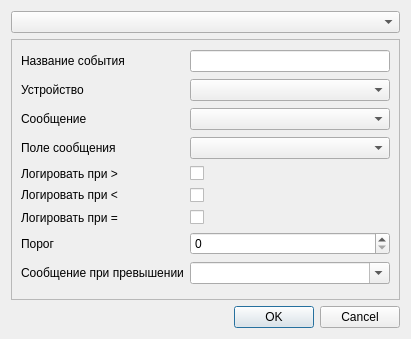
This is eventeditdialog.ui in revermun/Experiment_helper as Qt 5 draws it before an edit. The edited form follows.
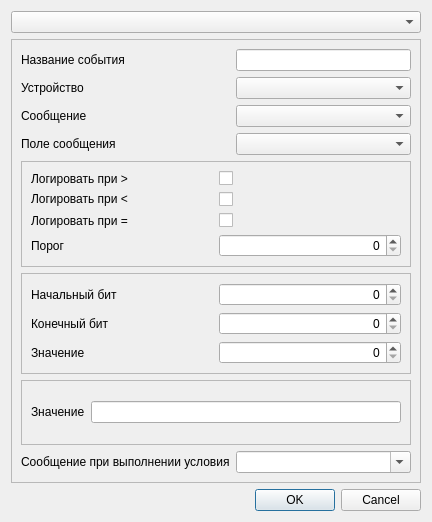
This is the edited form.

The edit to the form file:
```diff
--- a/eventeditdialog.ui
+++ b/eventeditdialog.ui
@@ -6,8 +6,8 @@
    <rect>
     <x>0</x>
     <y>0</y>
-    <width>411</width>
-    <height>339</height>
+    <width>422</width>
+    <height>522</height>
    </rect>
   </property>
   <property name="windowTitle">
@@ -55,78 +55,155 @@
       <enum>QFrame::Raised</enum>
      </property>
      <layout class="QGridLayout" name="gridLayout">
-      <item row="2" column="0">
-       <widget class="QLabel" name="label_3">
-        <property name="text">
-         <string>Сообщение</string>
-        </property>
-       </widget>
+      <item row="2" column="1">
+       <widget class="QComboBox" name="comboMessage"/>
       </item>
-      <item row="5" column="1">
-       <widget class="QCheckBox" name="checkLogIfGreater">
-        <property name="text">
-         <string/>
-        </property>
-       </widget>
-      </item>
-      <item row="5" column="0">
-       <widget class="QLabel" name="label_7">
-        <property name="text">
-         <string>Логировать при &gt;</string>
-        </property>
-       </widget>
-      </item>
-      <item row="6" column="0">
-       <widget class="QLabel" name="label_8">
-        <property name="text">
-         <string>Логировать при &lt;</string>
-        </property>
-       </widget>
-      </item>
-      <item row="0" column="0">
-       <widget class="QLabel" name="label">
-        <property name="text">
-         <string>Название события</string>
-        </property>
-       </widget>
-      </item>
-      <item row="8" column="1">
-       <widget class="QSpinBox" name="spinThreshhold"/>
-      </item>
-      <item row="9" column="0">
+      <item row="11" column="0">
        <widget class="QLabel" name="label_6">
         <property name="text">
-         <string>Сообщение при превышении</string>
-        </property>
-       </widget>
-      </item>
-      <item row="3" column="0">
-       <widget class="QLabel" name="label_4">
-        <property name="text">
-         <string>Поле сообщения</string>
+         <string>Сообщение при выполнении условия</string>
         </property>
        </widget>
       </item>
       <item row="1" column="1">
        <widget class="QComboBox" name="comboDevice"/>
       </item>
+      <item row="4" column="0" colspan="2">
+       <widget class="QFrame" name="frameInt">
+        <property name="frameShape">
+         <enum>QFrame::StyledPanel</enum>
+        </property>
+        <property name="frameShadow">
+         <enum>QFrame::Raised</enum>
+        </property>
+        <layout class="QGridLayout" name="gridLayout_2">
+         <item row="2" column="0">
+          <widget class="QLabel" name="label_9">
+           <property name="text">
+            <string>Логировать при =</string>
+           </property>
+          </widget>
+         </item>
+         <item row="2" column="1">
+          <widget class="QCheckBox" name="checkLogIfEqual">
+           <property name="text">
+            <string/>
+           </property>
+          </widget>
+         </item>
+         <item row="1" column="0">
+          <widget class="QLabel" name="label_8">
+           <property name="text">
+            <string>Логировать при &lt;</string>
+           </property>
+          </widget>
+         </item>
+         <item row="1" column="1">
+          <widget class="QCheckBox" name="checkLogIfLesser">
+           <property name="text">
+            <string/>
+           </property>
+          </widget>
+         </item>
+         <item row="0" column="0">
+          <widget class="QLabel" name="label_7">
+           <property name="text">
+            <string>Логировать при &gt;</string>
+           </property>
+          </widget>
+         </item>
+         <item row="0" column="1">
+          <widget class="QCheckBox" name="checkLogIfGreater">
+           <property name="text">
+            <string/>
+           </property>
+          </widget>
+         </item>
+         <item row="3" column="0">
+          <widget class="QLabel" name="label_5">
+           <property name="text">
+            <string>Порог</string>
+           </property>
+          </widget>
+         </item>
+         <item row="3" column="1">
+          <widget class="QSpinBox" name="spinThreshhold">
+           <property name="alignment">
+            <set>Qt::AlignRight|Qt::AlignTrailing|Qt::AlignVCenter</set>
+           </property>
+          </widget>
+         </item>
+        </layout>
+       </widget>
+      </item>
       <item row="3" column="1">
        <widget class="QComboBox" name="comboMessageField"/>
       </item>
-      <item row="2" column="1">
-       <widget class="QComboBox" name="comboMessage"/>
-      </item>
-      <item row="8" column="0">
-       <widget class="QLabel" name="label_5">
+      <item row="0" column="0">
+       <widget class="QLabel" name="label">
         <property name="text">
-         <string>Порог</string>
+         <string>Название события</string>
         </property>
        </widget>
       </item>
       <item row="0" column="1">
        <widget class="QLineEdit" name="lineName"/>
       </item>
-      <item row="9" column="1">
+      <item row="5" column="0" colspan="2">
+       <widget class="QFrame" name="frameBitmap">
+        <property name="frameShape">
+         <enum>QFrame::StyledPanel</enum>
+        </property>
+        <property name="frameShadow">
+         <enum>QFrame::Raised</enum>
+        </property>
+        <layout class="QGridLayout" name="gridLayout_3">
+         <item row="1" column="0">
+          <widget class="QLabel" name="label_11">
+           <property name="text">
+            <string>Конечный бит</string>
+           </property>
+          </widget>
+         </item>
+         <item row="1" column="1">
+          <widget class="QSpinBox" name="spinEndBit">
+           <property name="alignment">
+            <set>Qt::AlignRight|Qt::AlignTrailing|Qt::AlignVCenter</set>
+           </property>
+          </widget>
+         </item>
+         <item row="0" column="0">
+          <widget class="QLabel" name="label_10">
+           <property name="text">
+            <string>Начальный бит</string>
+           </property>
+          </widget>
+         </item>
+         <item row="0" column="1">
+          <widget class="QSpinBox" name="spinStartBit">
+           <property name="alignment">
+            <set>Qt::AlignRight|Qt::AlignTrailing|Qt::AlignVCenter</set>
+           </property>
+          </widget>
+         </item>
+         <item row="2" column="0">
+          <widget class="QLabel" name="label_12">
+           <property name="text">
+            <string>Значение</string>
+           </property>
+          </widget>
+         </item>
+         <item row="2" column="1">
+          <widget class="QSpinBox" name="spinValue">
+           <property name="alignment">
+            <set>Qt::AlignRight|Qt::AlignTrailing|Qt::AlignVCenter</set>
+           </property>
+          </widget>
+         </item>
+        </layout>
+       </widget>
+      </item>
+      <item row="11" column="1">
        <widget class="QComboBox" name="comboEventText">
         <property name="editable">
          <bool>true</bool>
@@ -141,10 +218,17 @@
         </item>
        </widget>
       </item>
-      <item row="6" column="1">
-       <widget class="QCheckBox" name="checkLogIfLesser">
+      <item row="3" column="0">
+       <widget class="QLabel" name="label_4">
         <property name="text">
-         <string/>
+         <string>Поле сообщения</string>
+        </property>
+       </widget>
+      </item>
+      <item row="2" column="0">
+       <widget class="QLabel" name="label_3">
+        <property name="text">
+         <string>Сообщение</string>
         </property>
        </widget>
       </item>
@@ -155,18 +239,26 @@
         </property>
        </widget>
       </item>
-      <item row="7" column="0">
-       <widget class="QLabel" name="label_9">
-        <property name="text">
-         <string>Логировать при =</string>
+      <item row="6" column="0" colspan="2">
+       <widget class="QFrame" name="frameChar">
+        <property name="frameShape">
+         <enum>QFrame::StyledPanel</enum>
         </property>
-       </widget>
-      </item>
-      <item row="7" column="1">
-       <widget class="QCheckBox" name="checkLogIfEqual">
-        <property name="text">
-         <string/>
+        <property name="frameShadow">
+         <enum>QFrame::Raised</enum>
         </property>
+        <layout class="QGridLayout" name="gridLayout_4">
+         <item row="0" column="0">
+          <widget class="QLabel" name="label_13">
+           <property name="text">
+            <string>Значение</string>
+           </property>
+          </widget>
+         </item>
+         <item row="0" column="1">
+          <widget class="QLineEdit" name="lineValue"/>
+         </item>
+        </layout>
        </widget>
       </item>
      </layout>
```
Left out of the diff: 25 changed lines with no effect on the pictures.
